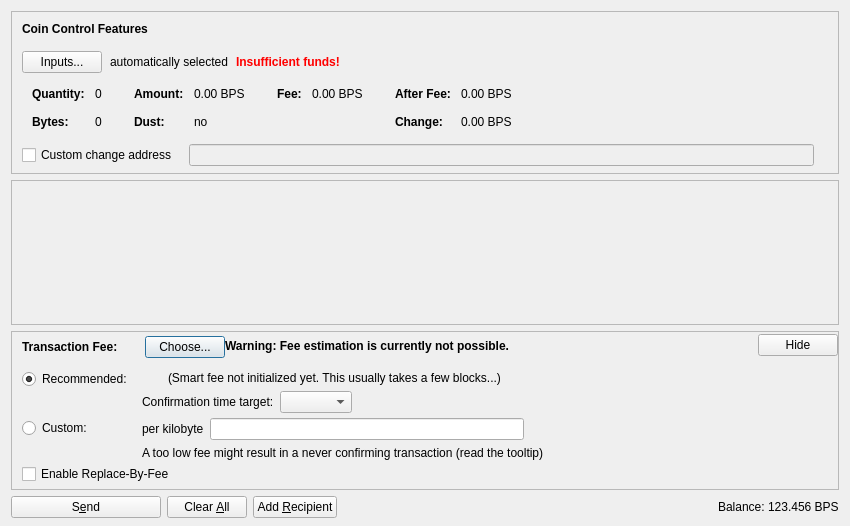
The window that src/qt/forms/sendcoinsdialog.ui (CryptoDev777/litecoin-pos) describes before a commit, drawn with Qt 5.
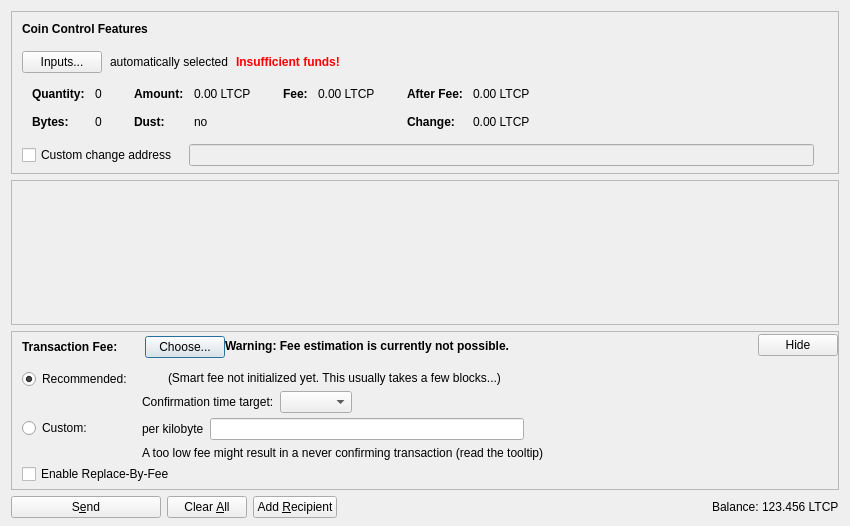
The same window after the commit. Icons and pictures are not drawn. Custom widgets are drawn as their Qt base class.

```diff
--- a/src/qt/forms/sendcoinsdialog.ui
+++ b/src/qt/forms/sendcoinsdialog.ui
@@ -324,7 +324,7 @@
                   <enum>Qt::ActionsContextMenu</enum>
                  </property>
                  <property name="text">
-                  <string notr="true">0.00 BPS</string>
+                  <string notr="true">0.00 LTCP</string>
                  </property>
                  <property name="textInteractionFlags">
                   <set>Qt::LinksAccessibleByMouse|Qt::TextSelectableByKeyboard|Qt::TextSelectableByMouse</set>
@@ -404,7 +404,7 @@
                   <enum>Qt::ActionsContextMenu</enum>
                  </property>
                  <property name="text">
-                  <string notr="true">0.00 BPS</string>
+                  <string notr="true">0.00 LTCP</string>
                  </property>
                  <property name="textInteractionFlags">
                   <set>Qt::LinksAccessibleByMouse|Qt::TextSelectableByKeyboard|Qt::TextSelectableByMouse</set>
@@ -455,7 +455,7 @@
                   <enum>Qt::ActionsContextMenu</enum>
                  </property>
                  <property name="text">
-                  <string notr="true">0.00 BPS</string>
+                  <string notr="true">0.00 LTCP</string>
                  </property>
                  <property name="textInteractionFlags">
                   <set>Qt::LinksAccessibleByMouse|Qt::TextSelectableByKeyboard|Qt::TextSelectableByMouse</set>
@@ -484,7 +484,7 @@
                   <enum>Qt::ActionsContextMenu</enum>
                  </property>
                  <property name="text">
-                  <string notr="true">0.00 BPS</string>
+                  <string notr="true">0.00 LTCP</string>
                  </property>
                  <property name="textInteractionFlags">
                   <set>Qt::LinksAccessibleByMouse|Qt::TextSelectableByKeyboard|Qt::TextSelectableByMouse</set>
@@ -1214,7 +1214,7 @@
           <cursorShape>IBeamCursor</cursorShape>
          </property>
          <property name="text">
-          <string notr="true">123.456 BPS</string>
+          <string notr="true">123.456 LTCP</string>
          </property>
          <property name="textInteractionFlags">
           <set>Qt::LinksAccessibleByMouse|Qt::TextSelectableByKeyboard|Qt::TextSelectableByMouse</set>
```
